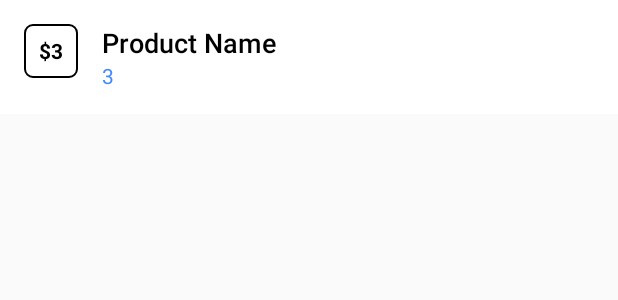
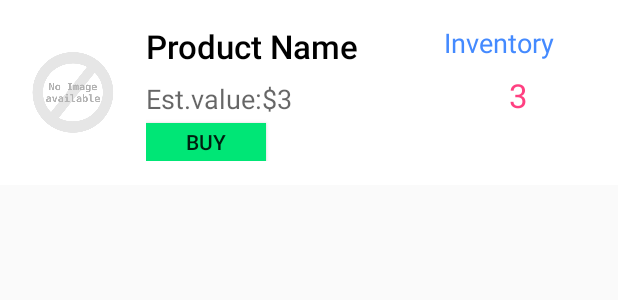
Before and after one commit to amatanat/Android-Basics---udacity, an Android app: the layout list_item.xml on its own in the app's theme, with its tools: preview values and no code run, on a phone screen of 412 x 824 dp. Shown: the top 300 px of the screen. Run offline under Robolectric (Android 15) with nearby library versions, the phone set to English and light mode, and no system bars.

Commit message:
add buy button and update listview item design

```diff
--- a/InventoryApp/app/src/main/java/com/am/inventory/data/ProductDbHelper.java
+++ b/InventoryApp/app/src/main/java/com/am/inventory/data/ProductDbHelper.java
@@ -20,7 +20,7 @@ public class ProductDbHelper extends SQLiteOpenHelper {
             "CREATE TABLE " + ProductEntry.TABLE_NAME + " (" +
                     ProductEntry._ID + " INTEGER PRIMARY KEY AUTOINCREMENT," +
                     ProductEntry.COLUMN_PRODUCT_NAME + " TEXT NOT NULL," +
-                    ProductEntry.COLUMN_PRODUCT_PRICE + " INTEGER NOT NULL," +
+                    ProductEntry.COLUMN_PRODUCT_PRICE + " TEXT NOT NULL," +
                     ProductEntry.COLUMN_PRODUCT_QUANTITY + " INTEGER NOT NULL," +
                     ProductEntry.COLUMN_PRODUCT_SUPPLIER + " TEXT," +
                     ProductEntry.COLUMN_PRODUCT_SUPPLIER_EMAIL + " TEXT NOT NULL," +
--- a/InventoryApp/app/src/main/res/drawable/price_circle.xml
+++ b/InventoryApp/app/src/main/res/drawable/price_circle.xml
@@ -1,19 +1,9 @@
 <?xml version="1.0" encoding="utf-8"?>
-<!--
 <shape xmlns:android="http://schemas.android.com/apk/res/android"
        android:shape="oval">
     <solid android:color="@color/colorPrimary" />
     <size
-        android:width="36dp"
-        android:height="36dp" />
-    <corners android:radius="18dp" />
-</shape>-->
-
-<shape xmlns:android="http://schemas.android.com/apk/res/android">
-    <stroke android:width="1dp"/>
-    <padding android:left="2dp"
-             android:top="2dp"
-             android:right="2dp"
-             android:bottom="2dp" />
-    <corners android:radius="5dp" />
+        android:width="32dp"
+        android:height="32dp" />
+    <corners android:radius="16dp" />
 </shape>
--- a/InventoryApp/app/src/main/res/layout/activity_main.xml
+++ b/InventoryApp/app/src/main/res/layout/activity_main.xml
@@ -1,7 +1,6 @@
 <?xml version="1.0" encoding="utf-8"?>
 <RelativeLayout
     xmlns:android="http://schemas.android.com/apk/res/android"
-    xmlns:app="http://schemas.android.com/apk/res-auto"
     xmlns:tools="http://schemas.android.com/tools"
     android:layout_width="match_parent"
     android:layout_height="match_parent"
--- a/InventoryApp/app/src/main/res/layout/list_item.xml
+++ b/InventoryApp/app/src/main/res/layout/list_item.xml
@@ -1,36 +1,32 @@
 <?xml version="1.0" encoding="utf-8"?>
-<RelativeLayout
+<LinearLayout
     xmlns:android="http://schemas.android.com/apk/res/android"
     xmlns:tools="http://schemas.android.com/tools"
     android:layout_width="match_parent"
     android:layout_height="wrap_content"
     android:background="@android:color/white"
+    android:orientation="horizontal"
     android:padding="16dp">
 
-    <TextView
-        android:id="@+id/product_price"
-        android:layout_width="36dp"
-        android:layout_height="36dp"
-        android:layout_alignParentLeft="true"
-        android:layout_alignParentStart="true"
+    <ImageView
+        android:id="@+id/product_image"
+        android:layout_width="65dp"
+        android:layout_height="70dp"
         android:layout_gravity="center_vertical"
-        android:background="@drawable/price_circle"
-        android:fontFamily="sans-serif"
         android:gravity="center"
-        android:textAppearance="?android:textAppearanceSmall"
-        android:textColor="@android:color/black"
-        android:textStyle="bold"
-        tools:ignore="RelativeOverlap,UnusedAttribute"
-        tools:text="$3"/>
+        android:scaleType="fitCenter"
+        android:src="@drawable/noimage"
+        tools:ignore="ContentDescription"/>
 
     <LinearLayout
-        android:layout_width="wrap_content"
+        android:id="@+id/linear_layout"
+        android:layout_width="0dp"
         android:layout_height="wrap_content"
         android:layout_gravity="center_vertical"
         android:layout_marginLeft="16dp"
         android:layout_marginStart="16dp"
-        android:layout_toEndOf="@+id/product_price"
-        android:layout_toRightOf="@+id/product_price"
+        android:layout_weight="3"
+        android:descendantFocusability="blocksDescendants"
         android:orientation="vertical">
 
         <TextView
@@ -40,22 +36,73 @@
             android:ellipsize="end"
             android:fontFamily="sans-serif-medium"
             android:maxLines="1"
-            android:textAppearance="?android:textAppearanceMedium"
+            android:textAppearance="?android:textAppearanceLarge"
             android:textColor="@android:color/black"
             tools:ignore="UnusedAttribute"
             tools:text="Product Name"/>
 
+        <LinearLayout
+            android:layout_width="wrap_content"
+            android:layout_height="wrap_content"
+            android:orientation="horizontal">
+
+            <TextView
+                android:layout_width="wrap_content"
+                android:layout_height="wrap_content"
+                android:layout_marginTop="8dp"
+                android:textAppearance="?android:textAppearanceMedium"
+                android:text="@string/value"/>
+
+            <TextView
+                android:id="@+id/product_price"
+                android:layout_width="wrap_content"
+                android:layout_height="wrap_content"
+                android:layout_marginTop="8dp"
+                android:fontFamily="sans-serif"
+                android:textAppearance="?android:textAppearanceMedium"
+                tools:ignore="UnusedAttribute"
+                tools:text="3"/>
+
+        </LinearLayout>
+
+        <Button
+            android:id="@+id/buy_product"
+            android:layout_width="80dp"
+            android:layout_height="25dp"
+            android:layout_marginTop="4dp"
+            android:background="@color/colorGreen"
+            android:text="@string/buy"/>
+
+    </LinearLayout>
+
+    <LinearLayout
+        android:layout_width="0dp"
+        android:layout_height="wrap_content"
+        android:layout_weight="1.5"
+        android:orientation="vertical">
+
+        <TextView
+            android:id="@+id/inventory"
+            android:layout_width="wrap_content"
+            android:layout_height="wrap_content"
+            android:fontFamily="sans-serif"
+            android:text="@string/inventory"
+            android:textAppearance="?android:textAppearanceMedium"
+            android:textColor="@color/colorBlue"
+            tools:ignore="UnusedAttribute"/>
 
         <TextView
             android:id="@+id/product_quantity"
             android:layout_width="wrap_content"
             android:layout_height="wrap_content"
+            android:layout_gravity="center"
+            android:layout_marginTop="8dp"
             android:fontFamily="sans-serif"
-            android:textAppearance="?android:textAppearanceSmall"
-            android:textColor="@color/colorBlue"
+            android:textAppearance="?android:textAppearanceLarge"
+            android:textColor="@color/colorAccent"
             tools:ignore="UnusedAttribute"
             tools:text="3"/>
 
     </LinearLayout>
 
-</RelativeLayout>
+</LinearLayout>
--- a/InventoryApp/app/src/main/res/values/strings.xml
+++ b/InventoryApp/app/src/main/res/values/strings.xml
@@ -25,4 +25,7 @@
     <string name="cancel">Cancel</string>
     <string name="negative_quantity_alert">Quantity cannot be negative number</string>
     <string name="uploadImage">upload image</string>
+    <string name="inventory">Inventory</string>
+    <string name="buy">Buy</string>
+    <string name="value">Est.value:\$</string>
 </resources>
```
Also changed, not shown: InventoryApp/app/src/main/java/com/am/inventory/DetailsActivity.java (+6 -11 lines), InventoryApp/app/src/main/java/com/am/inventory/MainActivity.java (+4 -8 lines), InventoryApp/app/src/main/java/com/am/inventory/ProductCursorAdapter.java (+15 -6 lines), InventoryApp/app/src/main/java/com/am/inventory/data/ProductProvider.java (+4 -4 lines), InventoryApp/app/src/main/res/drawable/noimage.png (added).
